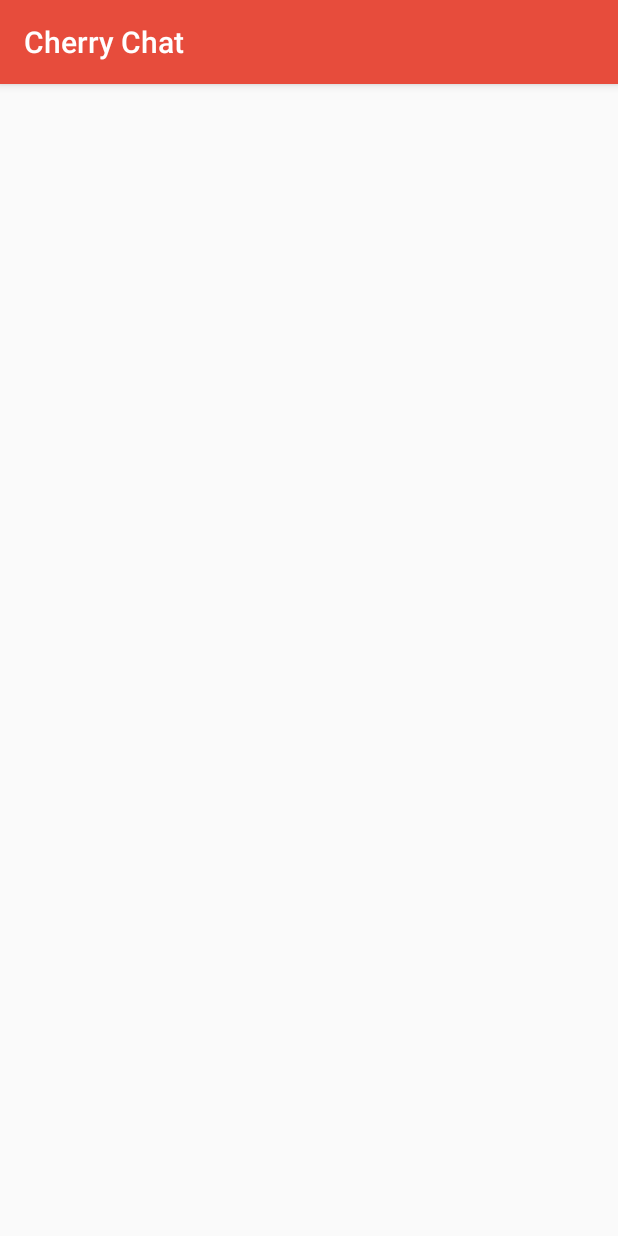
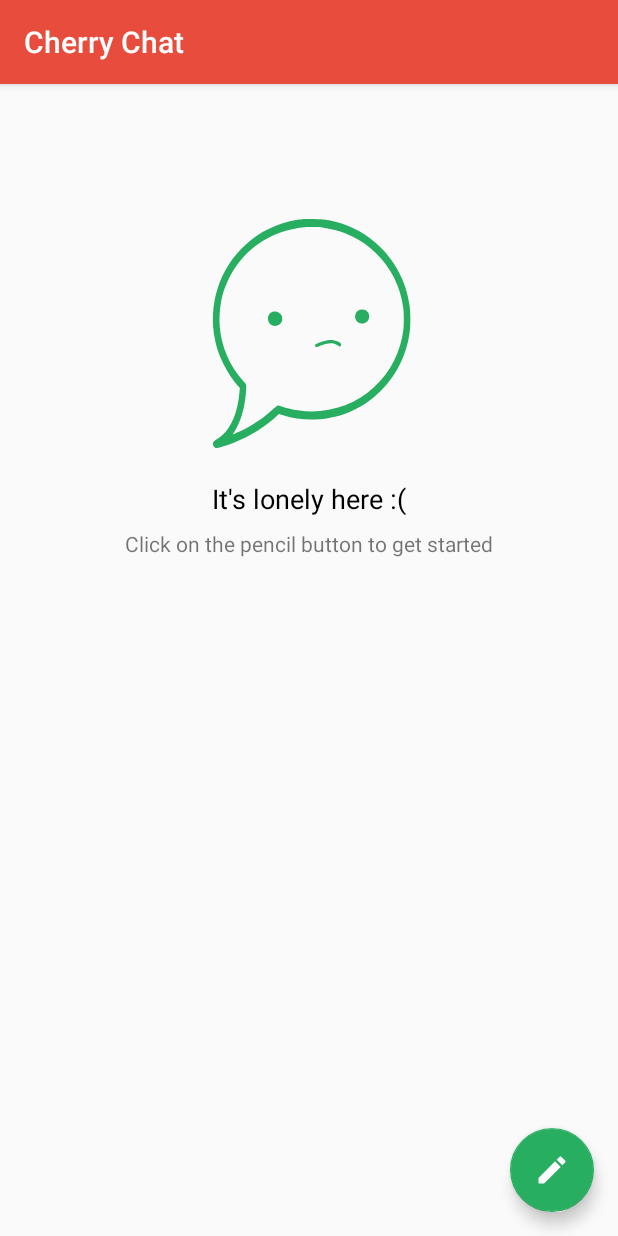
Before and after one commit to cherry-app/cherry-android-client, an Android app: the ConversationListActivity screen opened directly, with no data from a screen before it, on a phone screen of 412 x 824 dp. Run offline under Robolectric (Android 15) with nearby library versions, the phone set to English and light mode, and no system bars; libraries missing offline, so code that uses them is left out: com.cherry.core; 2 statements that could not run were skipped.

```diff
--- a/app/build.gradle
+++ b/app/build.gradle
@@ -12,11 +12,12 @@ android {
     compileSdkVersion 26
     buildToolsVersion '26.0.2'
     defaultConfig {
+        vectorDrawables.useSupportLibrary = true
         applicationId "com.cherry.chat"
         def propsFile = rootProject.file('secret.properties')
         def props = new Properties()
         props.load(new FileInputStream(propsFile))
-        buildConfigField "String", "CHERRY_CHAT_PARTNER_ID", props['CHERRY_CHAT_PARTNER_ID']
+        buildConfigField "String", "CHERRY_CHAT_PARTNER_ID", "\"" + props['CHERRY_CHAT_PARTNER_ID'] + "\""
         minSdkVersion 15
         targetSdkVersion 26
         versionCode 1
@@ -41,6 +42,7 @@ dependencies {
     compile 'com.android.support.constraint:constraint-layout:1.0.2'
     compile 'com.android.support:appcompat-v7:26.1.0'
     compile 'com.android.support:design:26.1.0'
+    compile 'com.android.support:recyclerview-v7:26.1.0'
     compile project(':cherry-core')
     testCompile 'junit:junit:4.12'
     compile "org.jetbrains.kotlin:kotlin-stdlib-jre7:$kotlin_version"
--- a/app/src/main/AndroidManifest.xml
+++ b/app/src/main/AndroidManifest.xml
@@ -4,6 +4,7 @@
 
     <!-- To auto-complete the email text field in the login form with the user's emails -->
     <uses-permission android:name="android.permission.INTERNET" />
+    <uses-permission android:name="android.permission.READ_CONTACTS" />
 
     <application
         android:allowBackup="true"
@@ -27,6 +28,7 @@
             android:windowSoftInputMode="adjustResize"
             />
         <activity android:name=".views.activities.ConversationListActivity" />
+        <activity android:name=".views.activities.RecipientPickerActivity" />
     </application>
 
 </manifest>
--- /dev/null
+++ b/app/src/main/kotlin/com/cherry/chat/viewmodels/ConversationViewModel.kt
@@ -0,0 +1,17 @@
+package com.cherry.chat.viewmodels
+
+import android.arch.lifecycle.LiveData
+import android.arch.lifecycle.ViewModel
+import android.content.Context
+import com.cherry.core.Cherry
+import com.cherry.core.models.Conversation
+
+/**
+ * Created by girish on 11/20/17.
+ */
+
+class ConversationViewModel: ViewModel() {
+
+    fun getConversationLiveData(context: Context): LiveData<List<Conversation>> =
+            Cherry.Messaging.getConversationLiveData(context)
+}
--- /dev/null
+++ b/app/src/main/res/drawable/ic_edit_black_24dp.xml
@@ -0,0 +1,9 @@
+<vector xmlns:android="http://schemas.android.com/apk/res/android"
+        android:width="24dp"
+        android:height="24dp"
+        android:viewportWidth="24.0"
+        android:viewportHeight="24.0">
+    <path
+        android:fillColor="#FFFFFF"
+        android:pathData="M3,17.25V21h3.75L17.81,9.94l-3.75,-3.75L3,17.25zM20.71,7.04c0.39,-0.39 0.39,-1.02 0,-1.41l-2.34,-2.34c-0.39,-0.39 -1.02,-0.39 -1.41,0l-1.83,1.83 3.75,3.75 1.83,-1.83z"/>
+</vector>
--- /dev/null
+++ b/app/src/main/res/drawable/ic_sad_face.xml
@@ -0,0 +1,11 @@
+<vector android:height="24dp" android:viewportHeight="1052.0"
+    android:viewportWidth="1052.0" android:width="24dp" xmlns:android="http://schemas.android.com/apk/res/android">
+    <path android:fillColor="#27ae60"
+        android:pathData="M510.5,98.6c-73.9,5.9 -142,32.9 -198.5,78.5 -102.2,82.5 -151.9,210.5 -132.9,342.4 5.6,38.8 16.1,72 34.9,110 14.8,30 30.6,53.7 52,78.4l7.4,8.5 -1.3,13.7c-6.4,72.3 -28.3,127 -63.3,158.6 -6.8,6.2 -13.5,11 -22.6,16.2 -8.2,4.8 -9.9,6.9 -10.8,13.3 -1.1,7.8 3.2,15.6 9.4,17.1 4.9,1.2 37.3,-8.3 64.2,-18.8 61.6,-24 119.5,-59.9 160.2,-99.3l6.7,-6.5 15.3,4.7c38.4,11.7 73.3,16.4 114.7,15.3 29.1,-0.8 49,-3.4 74.8,-9.7 50.6,-12.3 100.4,-37.3 141.2,-70.8 72.4,-59.4 119.3,-143.9 131.6,-236.9 3.9,-29.6 3.9,-67.2 0,-97.3 -12.8,-98.6 -65.3,-188.4 -144.8,-247.4 -50.3,-37.3 -104.4,-59.1 -169.2,-68.1 -10.6,-1.5 -57.9,-2.8 -69,-1.9zM579,130.4c40.3,5.9 69.8,14.7 103.5,31 33.8,16.3 60.5,35 87.4,61.1 56.8,55.2 90.8,123.6 100.7,203 2.2,17.2 2.5,57.6 0.6,74 -9.9,83.7 -45.8,155.6 -105.9,211.7 -84.5,78.9 -204.7,108.8 -316.8,78.8 -6,-1.6 -16.2,-4.7 -22.6,-6.9 -7.2,-2.4 -12.7,-3.7 -14.3,-3.4 -1.7,0.4 -7.2,4.8 -14.2,11.4 -25.6,24.3 -54.6,45.9 -85.8,63.8 -16.3,9.5 -48.9,25.3 -63.2,30.8 -0.9,0.3 1,-3.3 4,-8 10.3,-16 21.8,-41.3 28,-61.9 8.6,-28.4 14.9,-65.8 16.3,-96.3 0.7,-16.7 0.8,-16.3 -10.2,-28.4 -50.1,-54.7 -80.6,-125 -86.6,-199.6 -2.1,-26.9 -0.3,-62.6 4.7,-89.5 9,-49 31.6,-99.8 62.4,-140.5 58.9,-77.5 143.9,-124.1 243,-132.9 10.4,-0.9 58.9,0.4 69,1.8z" android:strokeColor="#00000000"/>
+    <path android:fillColor="#27ae60"
+        android:pathData="M709.5,431.3c-6.6,3.2 -12,9.3 -13.9,15.8 -2,6.5 -2,9.2 -0.1,15.5 3.2,10.7 13,17.8 24.5,17.8 7.5,-0.1 12.1,-1.8 17.4,-6.4 5.9,-5.2 8,-10.2 8.1,-19 0,-8.6 -1.6,-12.7 -7.1,-18.4 -5,-5.2 -9,-6.9 -16.9,-7.3 -5.8,-0.3 -7.8,0 -12,2z" android:strokeColor="#00000000"/>
+    <path android:fillColor="#27ae60"
+        android:pathData="M393.2,437.8c-10.6,3.8 -17.3,13.4 -17.3,24.6 0,11 5,19.4 14.3,24 13.5,6.7 30.7,0.4 36.6,-13.3 2.3,-5.3 2.1,-15.6 -0.4,-21.1 -5.8,-12.7 -20.2,-18.8 -33.2,-14.2z" android:strokeColor="#00000000"/>
+    <path android:fillColor="#27ae60"
+        android:pathData="M594.5,541.1c-12.1,1.8 -35.9,9.7 -42.7,14.2 -4.5,3 -5.1,7.8 -1.3,10.3 2.5,1.6 2.8,1.5 11.8,-2.4 18.4,-8 35,-11.9 47.5,-11 7.7,0.6 19.4,5.3 23.3,9.4 3,3.2 7.3,3.2 9.5,-0.1 3,-4.6 -0.8,-10.1 -10.7,-15.1 -11.9,-5.9 -22.5,-7.4 -37.4,-5.3z" android:strokeColor="#00000000"/>
+</vector>
--- /dev/null
+++ b/app/src/main/res/layout/activity_conversation_list.xml
@@ -0,0 +1,74 @@
+<?xml version="1.0" encoding="utf-8"?>
+<android.support.design.widget.CoordinatorLayout xmlns:android="http://schemas.android.com/apk/res/android"
+    xmlns:app="http://schemas.android.com/apk/res-auto"
+    xmlns:tools="http://schemas.android.com/tools"
+    android:layout_width="match_parent"
+    android:layout_height="match_parent">
+
+    <android.support.constraint.ConstraintLayout
+        android:layout_width="match_parent"
+        android:layout_height="match_parent">
+
+        <android.support.v7.widget.RecyclerView
+            android:id="@+id/listConversations"
+            android:layout_width="368dp"
+            android:layout_height="495dp"
+            android:layout_marginBottom="8dp"
+            android:layout_marginEnd="8dp"
+            android:layout_marginStart="8dp"
+            android:layout_marginTop="8dp"
+            app:layout_constraintBottom_toBottomOf="parent"
+            app:layout_constraintEnd_toEndOf="parent"
+            app:layout_constraintHorizontal_bias="0.0"
+            app:layout_constraintStart_toStartOf="parent"
+            app:layout_constraintTop_toTopOf="parent"
+            app:layout_constraintVertical_bias="1.0" />
+
+        <LinearLayout
+            android:id="@+id/emptyView"
+            android:layout_width="wrap_content"
+            android:layout_height="wrap_content"
+            android:layout_marginEnd="8dp"
+            android:layout_marginStart="8dp"
+            android:layout_marginTop="72dp"
+            android:gravity="center"
+            android:orientation="vertical"
+            app:layout_constraintEnd_toEndOf="parent"
+            app:layout_constraintHorizontal_bias="0.503"
+            app:layout_constraintStart_toStartOf="parent"
+            app:layout_constraintTop_toTopOf="parent">
+
+            <ImageView
+                android:layout_width="192dp"
+                android:layout_height="192dp"
+                app:srcCompat="@drawable/ic_sad_face" />
+
+            <TextView
+                android:layout_width="wrap_content"
+                android:layout_height="wrap_content"
+                android:text="It's lonely here :("
+                android:textAppearance="@style/TextAppearance.AppCompat.Medium"
+                android:textColor="@color/titleTextColor" />
+
+            <TextView
+                android:layout_width="wrap_content"
+                android:layout_height="wrap_content"
+                android:layout_marginTop="8dp"
+                android:text="Click on the pencil button to get started" />
+
+        </LinearLayout>
+
+        <android.support.design.widget.FloatingActionButton
+            android:id="@+id/fabNewMessage"
+            android:layout_width="wrap_content"
+            android:layout_height="wrap_content"
+            android:layout_marginBottom="16dp"
+            android:layout_marginEnd="16dp"
+            android:clickable="true"
+            app:layout_constraintBottom_toBottomOf="parent"
+            app:layout_constraintEnd_toEndOf="parent"
+            app:srcCompat="@drawable/ic_edit_black_24dp" />
+
+
+    </android.support.constraint.ConstraintLayout>
+</android.support.design.widget.CoordinatorLayout>
```
Also changed, not shown: app/src/main/kotlin/com/cherry/chat/managers/SharedPreferenceManager.kt (+15 -16 lines), app/src/main/kotlin/com/cherry/chat/views/activities/ConversationListActivity.kt (+91 -0 lines), app/src/main/kotlin/com/cherry/chat/views/activities/RecipientPickerActivity.kt (added, +16 -0 lines).
